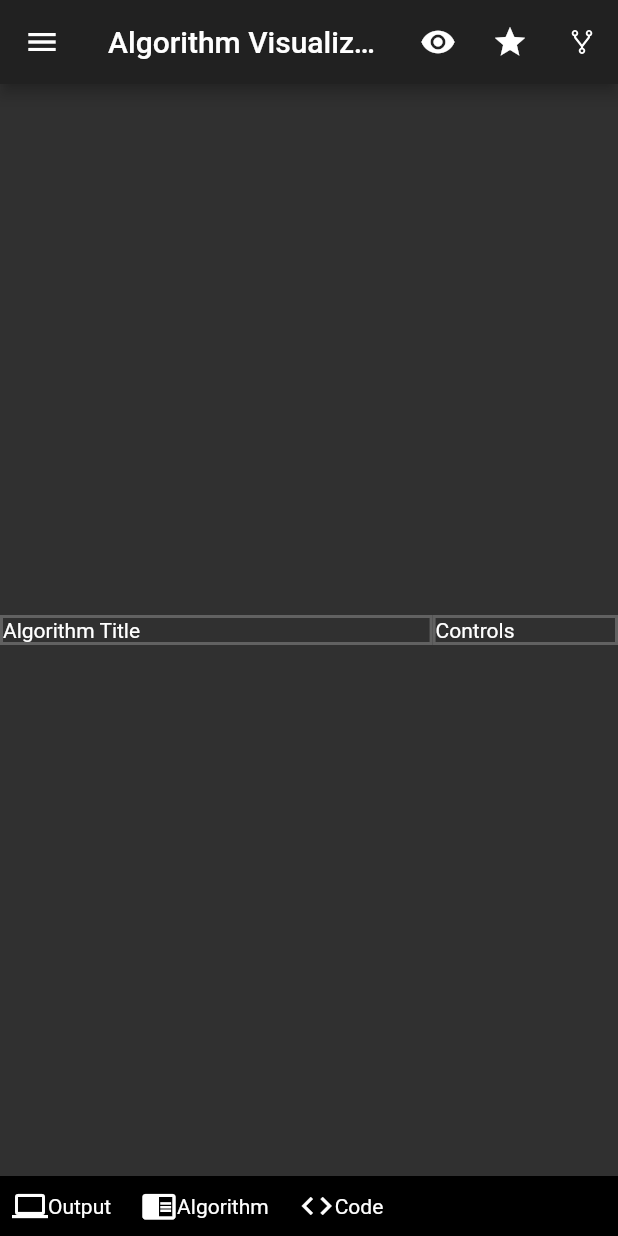
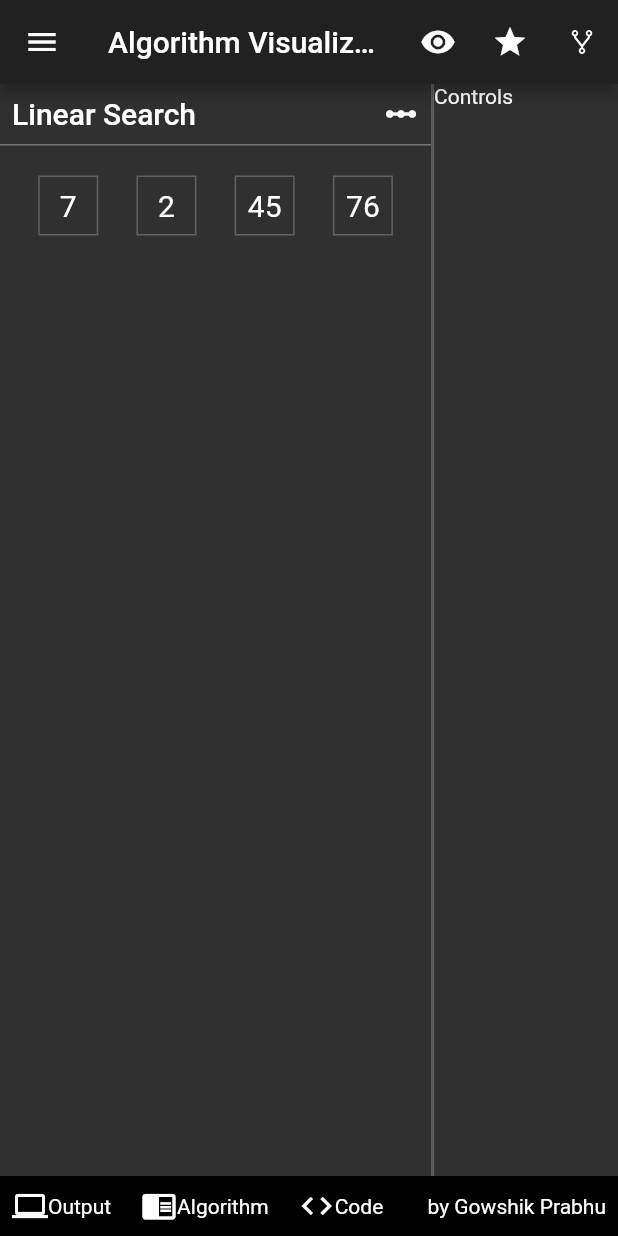
Before and after one commit to GowshikPrabhu/AlgorithmVisualizer, a Flutter app: the screen it shows after launch, on a phone screen of 412 x 824 dp. Run offline on Flutter 3.47's test engine with Material 2 defaults, Android fonts, the phone set to English and light mode, and no system bars; our stand-ins replace flutter_icons.

Commit message:
Creates visual template for linear search

```diff
--- /dev/null
+++ b/lib/LinearSearch/LinearVisuals.dart
@@ -0,0 +1,74 @@
+import 'package:flutter/material.dart';
+
+class LinearSearchVisual extends StatefulWidget {
+  @override
+  _LinearSearchVisualState createState() => _LinearSearchVisualState();
+}
+
+class _LinearSearchVisualState extends State<LinearSearchVisual> {
+  @override
+  Widget build(BuildContext context) {
+    return Column(
+      children: <Widget>[
+        Container(
+          padding: const EdgeInsets.all(8.0),
+          decoration: ShapeDecoration(
+            shape: Border(
+              bottom: BorderSide(
+                color: Colors.grey[600],
+              ),
+            ),
+          ),
+          child: Row(
+            mainAxisAlignment: MainAxisAlignment.spaceBetween,
+            children: [
+              Text(
+                'Linear Search',
+                style: TextStyle(
+                  fontWeight: FontWeight.w500,
+                  fontSize: 20,
+                ),
+              ),
+              Icon(
+                Icons.linear_scale,
+                semanticLabel: 'Linear Array',
+              )
+            ],
+          ),
+        ),
+        Container(
+          margin: EdgeInsets.only(top: 20.0),
+          child: Row(
+            mainAxisAlignment: MainAxisAlignment.spaceEvenly,
+            children: buildListBox([7, 2, 45, 76]),
+          ),
+        )
+      ],
+    );
+  }
+
+  List<SizedBox> buildListBox(List<int> searchArray) {
+    List<SizedBox> array = [];
+
+    for (int i = 0; i < searchArray.length; i++) {
+      array.add(
+        SizedBox(
+          height: 40.0,
+          width: 40.0,
+          child: Container(
+            alignment: Alignment.center,
+            decoration: ShapeDecoration(
+              color: Color.fromRGBO(0, 0, 0, 0),
+              shape: Border.all(color: Colors.grey[700]),
+            ),
+            child: Text(
+              '${searchArray[i]}',
+              style: TextStyle(fontSize: 20.0),
+            ),
+          ),
+        ),
+      );
+    }
+    return array;
+  }
+}
--- a/lib/main.dart
+++ b/lib/main.dart
@@ -1,5 +1,6 @@
 import 'package:flutter/material.dart';
 import 'package:flutter_icons/flutter_icons.dart';
+import 'package:Visualizers/LinearSearch/LinearVisuals.dart';
 
 void main() {
   runApp(MyApp());
@@ -79,21 +80,22 @@ class _MyHomePageState extends State<MyHomePage> {
         children: [
           Expanded(
             child: Row(
+              crossAxisAlignment: CrossAxisAlignment.stretch,
               children: [
                 Expanded(
                   flex: 7,
                   child: Container(
                     decoration: ShapeDecoration(
-                      shape: Border.all(color: Colors.grey[700], width: 2.0),
+                      shape: Border(right: BorderSide(color: Colors.grey[700])),
                     ),
-                    child: Text('Algorithm Title'),
+                    child: LinearSearchVisual(),
                   ),
                 ),
                 Expanded(
                   flex: 3,
                   child: Container(
                     decoration: ShapeDecoration(
-                      shape: Border.all(color: Colors.grey[700], width: 2.0),
+                      shape: Border(left: BorderSide(color: Colors.grey[700])),
                     ),
                     child: Text('Controls'),
                   ),
@@ -106,6 +108,9 @@ class _MyHomePageState extends State<MyHomePage> {
             width: double.infinity,
             decoration: BoxDecoration(color: Colors.black),
             child: Row(
+              mainAxisAlignment: MainAxisAlignment.spaceBetween,
+              children: [
+                Row(
                   children: [
                     Icon(Icons.computer),
                     Text('Output'),
@@ -119,6 +124,9 @@ class _MyHomePageState extends State<MyHomePage> {
                     ),
                     Icon(Icons.code),
                     Text('Code')
+                  ],
+                ),
+                Text('by Gowshik Prabhu')
               ],
             ),
           ),
```
Lines whose indentation alone changed are shown as unchanged.
